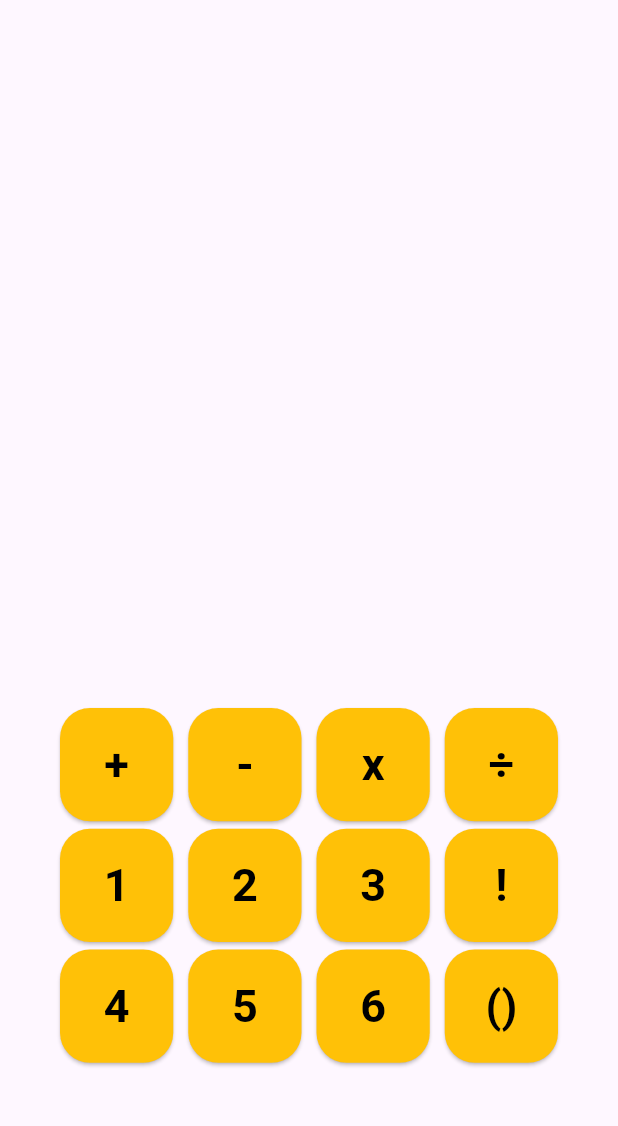
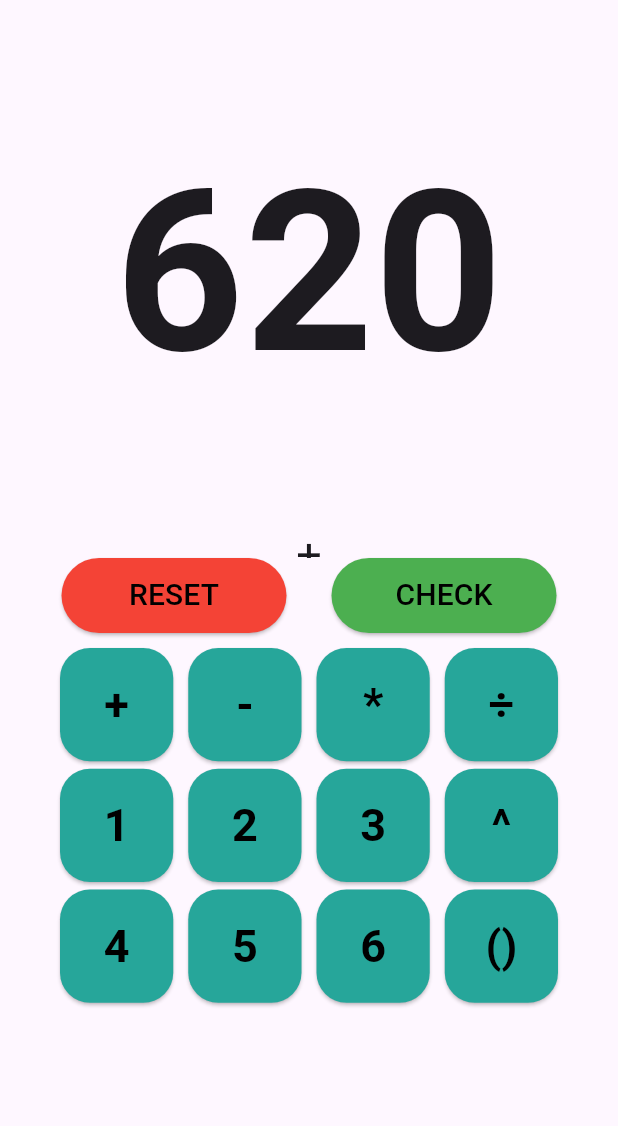
Before and after one commit to kywmania/number_plate_app, a Flutter app: the screen it shows after launch, after a tap on an icon or button, on a phone screen of 412 x 824 dp, the part 63-1189 px from its top. Run offline on Flutter 3.47's test engine with Material 3 defaults, Android fonts, the phone set to English and light mode, and no system bars; missing offline and left inert: expressions.

Commit message:
Feat: 계산 기능 완성

```diff
--- a/lib/game_play_page.dart
+++ b/lib/game_play_page.dart
@@ -1,35 +1,127 @@
+import 'package:expressions/expressions.dart';
 import 'package:flutter/material.dart';
+import 'dart:math';
 
-class GamePlayPage extends StatelessWidget {
-  GamePlayPage({super.key});
+class GamePlayPage extends StatefulWidget {
+  const GamePlayPage({super.key});
 
-  final List<String> arr = ['+','-','x','÷','1','2','3','!','4','5','6','()'];
+  @override
+  State<GamePlayPage> createState() => _GamePlayPageState();
+}
+
+class _GamePlayPageState extends State<GamePlayPage> {
+  List<String> arr = [
+    '+',
+    '-',
+    '*',
+    '÷',
+    '1',
+    '2',
+    '3',
+    '^',
+    '4',
+    '5',
+    '6',
+    '()',
+  ];
+  Set<String> usedNumbers = {};
+
+  int targetNumber = Random().nextInt(900) + 100;
+  List<String> expression = [];
 
   @override
   Widget build(BuildContext context) {
     return Scaffold(
-      appBar: AppBar(
-        title: Text('NumberPlate'),
-      ),
+      appBar: AppBar(title: Text('NumberPlate')),
       body: Column(
         children: [
-          Expanded(
-            child: Container(
-
+          numberPlate(),
+          expressionBox(expression),
+          Row(
+            mainAxisAlignment: MainAxisAlignment.center,
+            children: [
+              Container(
+                width: 150,
+                height: 50,
+                child: ElevatedButton(
+                  style: ElevatedButton.styleFrom(
+                    backgroundColor: Colors.red,
+                    foregroundColor: Colors.black,
+                  ),
+                  onPressed: () {
+                    setState(() {
+                      usedNumbers.clear();
+                      expression.clear();
+                    });
+                  },
+                  child: Text('RESET',
+                    style: TextStyle(
+                      fontSize: 20
                     ),
                   ),
+                ),
+              ),
+              SizedBox(width: 30,),
               Container(
-            padding: EdgeInsets.all(40),
-            height: 350,
-            child: keyPads(),
+                width: 150,
+                height: 50,
+                child: ElevatedButton(
+                  style: ElevatedButton.styleFrom(
+                    backgroundColor: Colors.green,
+                    foregroundColor: Colors.black,
+                  ),
+                  onPressed: () {
+                    String expressionString = expression.join('');
+                    Expression exp = Expression.parse(expressionString);
+                    final evaluator = const ExpressionEvaluator();
+                    var result = evaluator.eval(exp, {});
+                    if(result == targetNumber){
+                      print('정답');
+                    }
+                  },
+                  child: Text('CHECK',
+                    style: TextStyle(
+                      fontSize: 20,
+                    ),
+                  ),
+                ),
               ),
             ],
-      )
+          ),
+          SizedBox(height: 10,),
+          keyPads(),
+        ],
+      ),
+    );
+  }
+
+  Widget numberPlate() {
+    return Container(
+      margin: EdgeInsets.all(30),
+      padding: EdgeInsets.all(30),
+      alignment: Alignment.center,
+      width: double.infinity,
+      child: Text(
+        '$targetNumber',
+        style: TextStyle(fontSize: 150, fontWeight: FontWeight.bold),
+      ),
+    );
+  }
+
+  Widget expressionBox(List<String> expression) {
+    return Expanded(
+      child: Container(
+        alignment: Alignment.center,
+        child: Text('${expression.join('')}', style: TextStyle(fontSize: 30)),
+      ),
     );
   }
 
   Widget keyPads() {
-    return GridView.count(
+    return Container(
+      height: 350,
+      padding: EdgeInsets.fromLTRB(40, 0, 40, 40),
+      child: GridView.count(
         mainAxisSpacing: 5,
         crossAxisSpacing: 10,
         crossAxisCount: 4,
@@ -37,23 +129,27 @@ class GamePlayPage extends StatelessWidget {
           arr.length,
           (i) => ElevatedButton(
             style: ElevatedButton.styleFrom(
-            backgroundColor: Colors.amber,
+              backgroundColor: Colors.teal[400],
               foregroundColor: Colors.black,
               shape: RoundedRectangleBorder(
-              borderRadius: BorderRadius.circular(20)
+                borderRadius: BorderRadius.circular(20),
               ),
             ),
-          onPressed: () {},
+            onPressed: () {
+              setState(() {
+                if (!usedNumbers.contains(arr[i])) {
+                  expression.add(arr[i]);
+                  usedNumbers.add(arr[i]);
+                }
+              });
+            },
             child: Text(
               arr[i],
-            style: TextStyle(
-              fontSize: 30,
-              fontWeight: FontWeight.bold,
+              style: TextStyle(fontSize: 30, fontWeight: FontWeight.bold),
             ),
           ),
         ),
       ),
     );
   }
-
 }
--- a/pubspec.yaml
+++ b/pubspec.yaml
@@ -30,6 +30,8 @@ environment:
 dependencies:
   flutter:
     sdk: flutter
+  expressions: ^0.2.5+2
+
 
   # The following adds the Cupertino Icons font to your application.
   # Use with the CupertinoIcons class for iOS style icons.
```
Also changed, not shown: pubspec.lock. Lines whose indentation alone changed are shown as unchanged.
